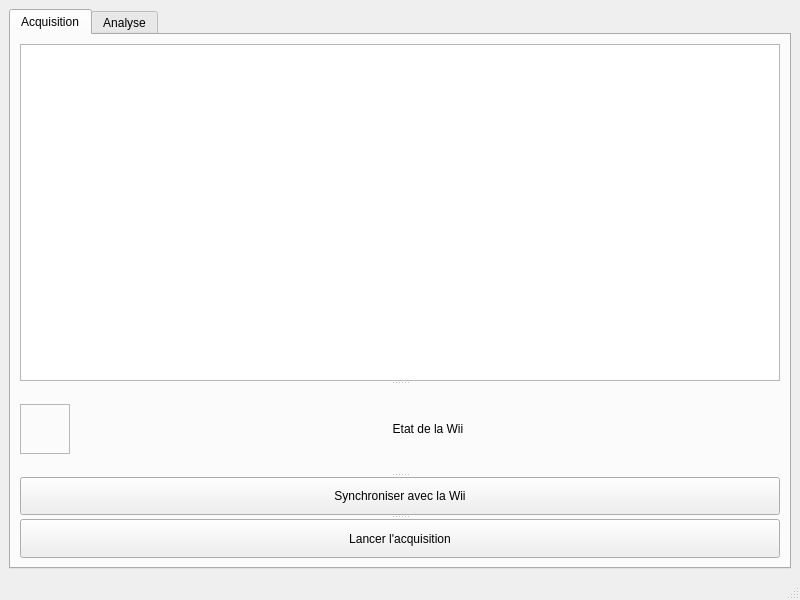
Qt form interface.ui (Bastien38/wii) before a commit.
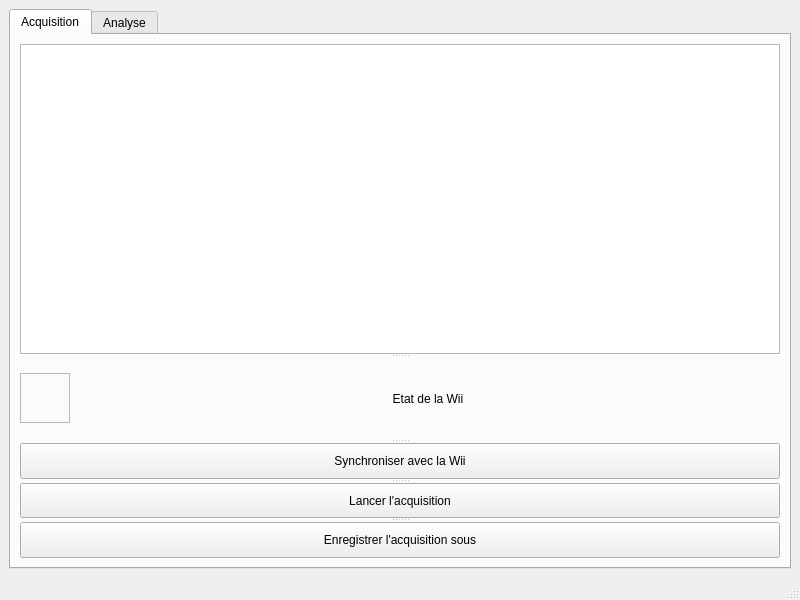
The same form after that commit.

Commit message: Add save as button to UI

Diff of the .ui file:
```diff
--- a/interface.ui
+++ b/interface.ui
@@ -94,6 +94,11 @@
                 <string>Lancer l'acquisition</string>
                </property>
               </widget>
+              <widget class="QPushButton" name="pushButton_6">
+               <property name="text">
+                <string>Enregistrer l'acquisition sous</string>
+               </property>
+              </widget>
              </widget>
             </item>
            </layout>
```
